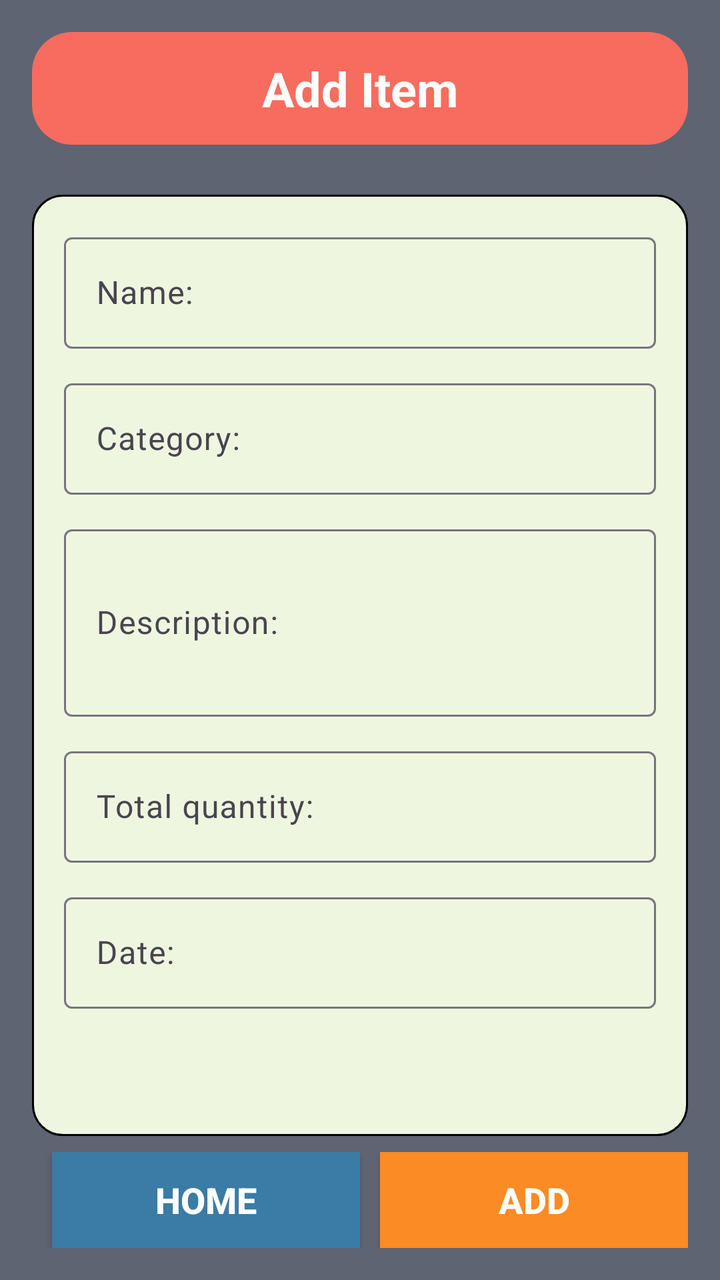
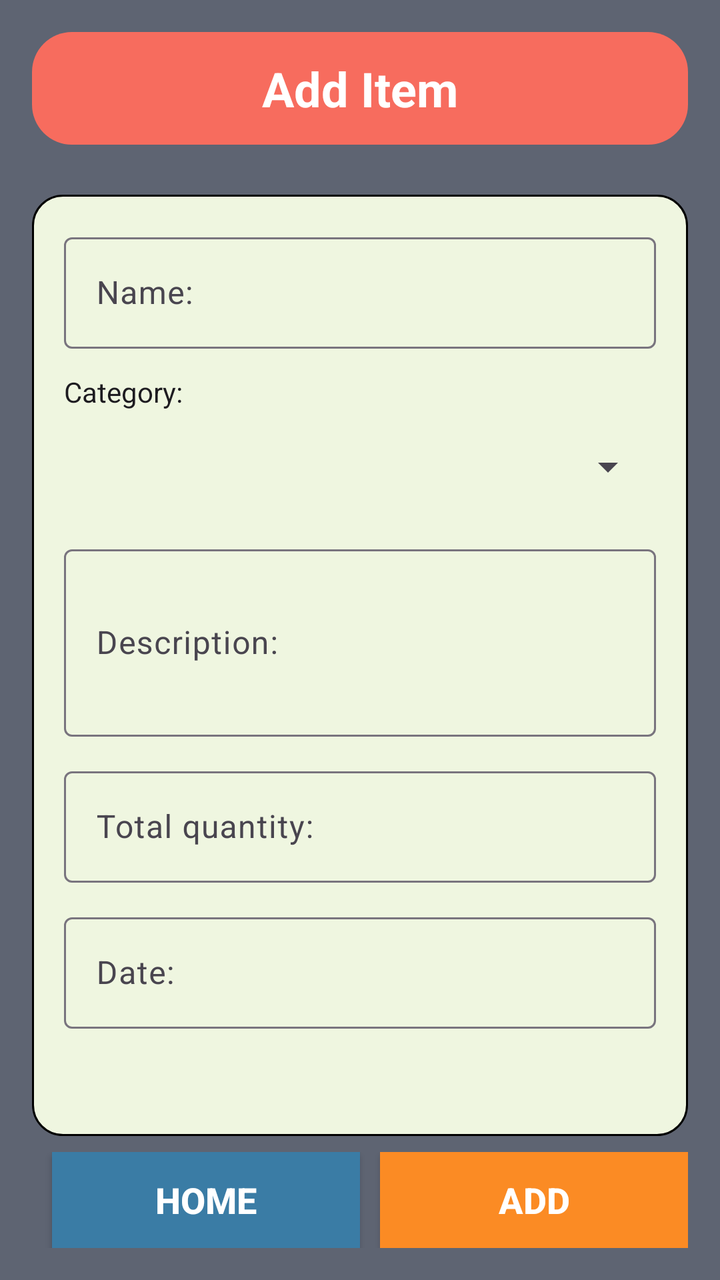

An Android layout rendered at two revisions. The XML below is the earlier revision; the diff shows what the commit changed to produce the second picture.
<!-- AndroidManifest.xml: application theme Theme.InventoryManagmentSystem -->
<!-- res/layout/adding_item.xml -->
<?xml version="1.0" encoding="utf-8"?>
<androidx.constraintlayout.widget.ConstraintLayout xmlns:android="http://schemas.android.com/apk/res/android"
    xmlns:app="http://schemas.android.com/apk/res-auto"
    android:layout_width="match_parent"
    android:layout_height="match_parent"
    android:background="#5e6472"
    android:padding="16dp">

    
    <TextView

        android:id="@+id/titleAdd"
        android:layout_width="0dp"
        android:background="@drawable/shape_title"
        android:layout_height="wrap_content"
        android:gravity="center"
        android:padding="12dp"
        android:text="@string/adding"
        android:textColor="@color/white"
        android:textSize="24sp"
        android:textStyle="bold"
        app:layout_constraintEnd_toEndOf="parent"
        app:layout_constraintStart_toStartOf="parent"
        app:layout_constraintTop_toTopOf="parent" />

    
    <ScrollView
        android:layout_width="0dp"
        android:layout_height="0dp"
        android:layout_marginTop="25dp"
        android:fillViewport="true"
        app:layout_constraintBottom_toTopOf="@id/buttons"
        app:layout_constraintEnd_toEndOf="parent"
        app:layout_constraintStart_toStartOf="parent"
        app:layout_constraintTop_toBottomOf="@id/titleAdd">

        <LinearLayout
            android:layout_width="match_parent"
            android:layout_height="wrap_content"
            android:background="@drawable/shape_decor_lv"
            android:orientation="vertical"
            android:padding="16dp">

            
            <com.google.android.material.textfield.TextInputLayout
                android:layout_width="match_parent"
                android:layout_height="wrap_content"
                android:hint="@string/name">

                <com.google.android.material.textfield.TextInputEditText
                    android:id="@+id/etName"
                    android:layout_width="match_parent"
                    android:layout_height="wrap_content"
                    android:inputType="textPersonName" />
            </com.google.android.material.textfield.TextInputLayout>

            
            <com.google.android.material.textfield.TextInputLayout
                android:layout_width="match_parent"
                android:layout_height="wrap_content"
                android:layout_marginTop="12dp"
                android:hint="@string/type">

                <com.google.android.material.textfield.TextInputEditText
                    android:id="@+id/etType"
                    android:layout_width="match_parent"
                    android:layout_height="wrap_content"
                    android:inputType="text" />
            </com.google.android.material.textfield.TextInputLayout>

            
            <com.google.android.material.textfield.TextInputLayout
                android:layout_width="match_parent"
                android:layout_height="wrap_content"
                android:layout_marginTop="12dp"
                android:hint="@string/description">

                <com.google.android.material.textfield.TextInputEditText
                    android:id="@+id/etDescription"
                    android:layout_width="match_parent"
                    android:layout_height="wrap_content"
                    android:inputType="textMultiLine"
                    android:minLines="3" />
            </com.google.android.material.textfield.TextInputLayout>

            
            <com.google.android.material.textfield.TextInputLayout
                android:layout_width="match_parent"
                android:layout_height="wrap_content"
                android:layout_marginTop="12dp"
                android:hint="@string/quantity">

                <com.google.android.material.textfield.TextInputEditText
                    android:id="@+id/etQuantity"
                    android:layout_width="match_parent"
                    android:layout_height="wrap_content"
                    android:inputType="number" />
            </com.google.android.material.textfield.TextInputLayout>

            
            <com.google.android.material.textfield.TextInputLayout
                android:layout_width="match_parent"
                android:layout_height="wrap_content"
                android:layout_marginTop="12dp"
                android:hint="@string/date">

                <com.google.android.material.textfield.TextInputEditText
                    android:id="@+id/etDate"
                    android:layout_width="match_parent"
                    android:layout_height="wrap_content"
                    android:clickable="false"
                    android:focusable="false" />
            </com.google.android.material.textfield.TextInputLayout>

        </LinearLayout>
    </ScrollView>

    
    <LinearLayout
        android:id="@+id/buttons"
        android:layout_width="0dp"
        android:layout_height="wrap_content"
        android:orientation="horizontal"
        android:paddingTop="8dp"
        app:layout_constraintBottom_toBottomOf="parent"
        app:layout_constraintEnd_toEndOf="parent"
        app:layout_constraintStart_toStartOf="parent">

        <androidx.appcompat.widget.AppCompatButton
            android:id="@+id/btnHomeAddV"
            android:layout_width="wrap_content"
            android:layout_height="wrap_content"
            android:layout_marginHorizontal="10dp"
            android:layout_weight="1"
            android:background="#3a7ca5"
            android:text="@string/home"
            android:textColor="@color/white"
            android:textSize="18sp"
            android:textStyle="bold" />

        <androidx.appcompat.widget.AppCompatButton
            android:id="@+id/btnCreateAddV"
            android:layout_width="wrap_content"
            android:layout_height="wrap_content"
            android:layout_weight="1"
            android:background="#fb8b24"
            android:text="@string/add"
            android:textColor="@color/white"
            android:textSize="18sp"
            android:textStyle="bold" />
    </LinearLayout>

</androidx.constraintlayout.widget.ConstraintLayout>
<!-- resources referenced by this layout -->
<resources>
  <color name="white">#FFFFFFFF</color>
  <!-- drawable shape_decor_lv (drawable) -->
  <?xml version="1.0" encoding="utf-8"?>
  <shape xmlns:android="http://schemas.android.com/apk/res/android"
      android:shape="rectangle">
      <stroke
          android:width="1dp"
          android:color="@color/black" />
      <solid android:color="#eff6e0"/>
      <corners android:radius="15dp"/>
  </shape>
  <!-- drawable shape_title (drawable) -->
  <?xml version="1.0" encoding="utf-8"?>
  <shape xmlns:android="http://schemas.android.com/apk/res/android" android:shape="rectangle">
      <solid android:color="#f76c5e"/>
  
      <corners android:radius="20dp"/>
  </shape>
  <string name="add">Add</string>
  <string name="adding">Add Item</string>
  <string name="date">Date:</string>
  <string name="description">Description:</string>
  <string name="home">Home</string>
  <string name="name">Name:</string>
  <string name="quantity">Total quantity:</string>
  <string name="type">Category:</string>
  <style name="Theme.InventoryManagmentSystem" parent="Base.Theme.InventoryManagmentSystem" />
  <color name="black">#FF000000</color>
  <style name="Base.Theme.InventoryManagmentSystem" parent="Theme.Material3.DayNight.NoActionBar">
          
          
      </style>
</resources>

<!-- the commit's change to res/layout/adding_item.xml (unified diff, before → after) -->
@@ -55,18 +55,19 @@
             </com.google.android.material.textfield.TextInputLayout>
 
             
-            <com.google.android.material.textfield.TextInputLayout
+            <TextView
+                android:layout_width="wrap_content"
+                android:layout_height="wrap_content"
+                android:layout_marginTop="12dp"
+                android:text="@string/type"
+                android:textColor="?android:attr/textColorPrimary"
+                android:textSize="14sp" />
+            <Spinner
+                android:id="@+id/spinnerType"
                 android:layout_width="match_parent"
                 android:layout_height="wrap_content"
-                android:layout_marginTop="12dp"
-                android:hint="@string/type">
-
-                <com.google.android.material.textfield.TextInputEditText
-                    android:id="@+id/etType"
-                    android:layout_width="match_parent"
-                    android:layout_height="wrap_content"
-                    android:inputType="text" />
-            </com.google.android.material.textfield.TextInputLayout>
+                android:layout_marginTop="4dp"
+                android:minHeight="48dp" />
 
             
             <com.google.android.material.textfield.TextInputLayout
